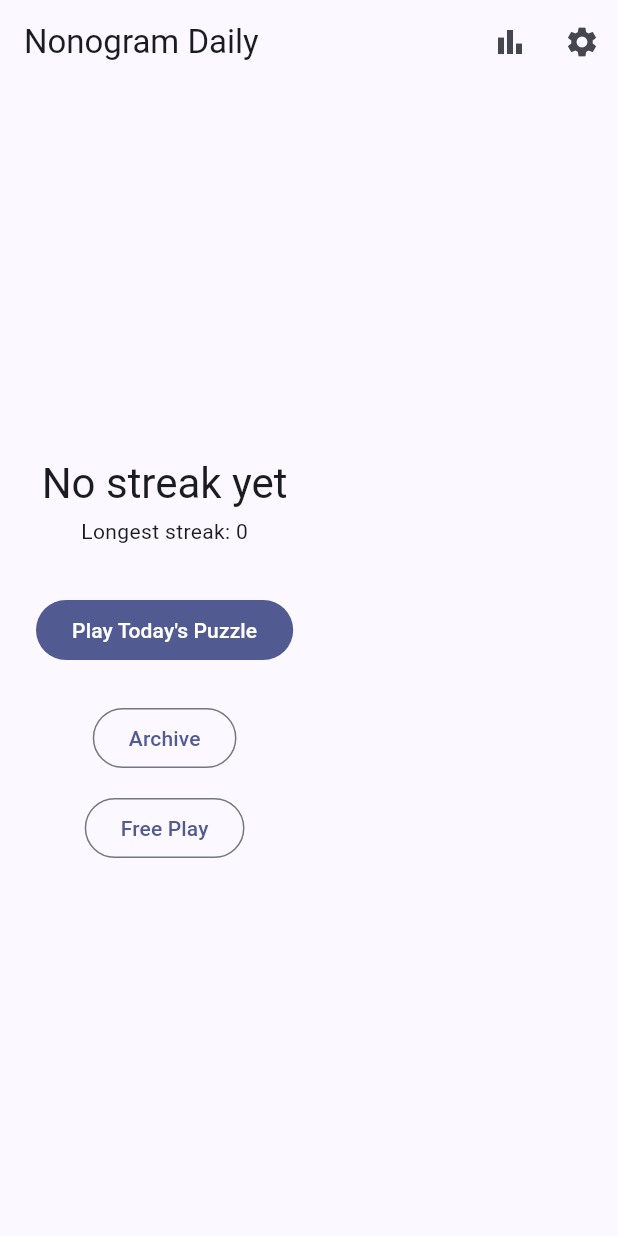
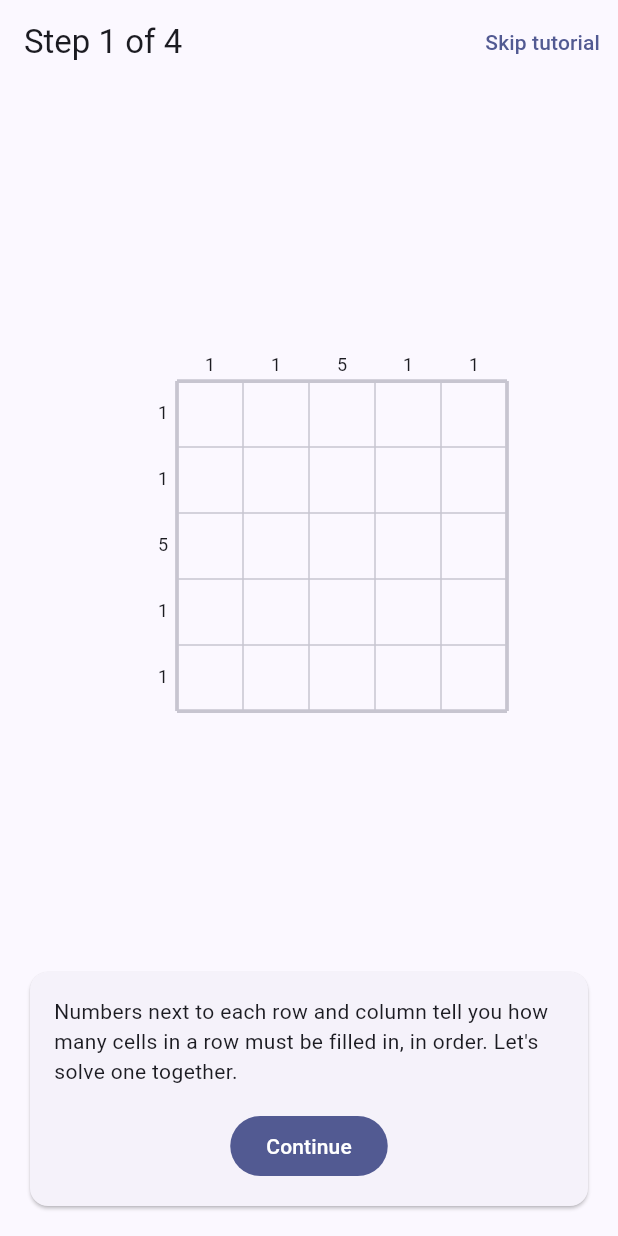
Before and after one commit to sogragli4/Numagram, a Flutter app: the screen it shows after launch, on a phone screen of 412 x 824 dp. Run offline on Flutter 3.47's test engine with Material 3 defaults, Android fonts, the phone set to English and light mode, and no system bars; our stand-ins replace firebase_analytics, firebase_core, flutter_local_notifications, flutter_riverpod, google_mobile_ads, isar_community and 3 more; missing offline and left inert: app_tracking_transparency, applovin_max; accounts and stored records are empty; generated files the repository leaves out were written again.

Commit message:
Add interactive "How to Play" tutorial
Shown before the player's first-ever puzzle (replayable from Settings):
a fixed, hand-authored plus-shaped puzzle solved through the real
gameplay engine (applyMove/GameSession/BoardPainter), teaching the
full-line-fill technique and pointing out the engine's own auto-mark
behavior rather than fighting it.

Co-Authored-By: Claude Sonnet 5 <noreply@anthropic.com>

```diff
--- a/lib/l10n/app_en.arb
+++ b/lib/l10n/app_en.arb
@@ -265,5 +265,57 @@
         "type": "String"
       }
     }
+  },
+  "tutorialTitle": "How to Play",
+  "@tutorialTitle": {
+    "description": "Title of the interactive tutorial screen."
+  },
+  "tutorialStepProgress": "Step {current} of {total}",
+  "@tutorialStepProgress": {
+    "description": "Progress indicator on the tutorial screen.",
+    "placeholders": {
+      "current": {
+        "type": "int"
+      },
+      "total": {
+        "type": "int"
+      }
+    }
+  },
+  "tutorialIntroMessage": "Numbers next to each row and column tell you how many cells in a row must be filled in, in order. Let's solve one together.",
+  "@tutorialIntroMessage": {
+    "description": "First tutorial step: explains what row/column clues mean."
+  },
+  "tutorialFillFullRowMessage": "This row's clue is 5 — as long as the whole row. That means every cell in this row must be filled. Tap each cell to fill it.",
+  "@tutorialFillFullRowMessage": {
+    "description": "Tutorial step teaching that a clue equal to the line length fills the entire line."
+  },
+  "tutorialAutoMarkExplainerMessage": "Notice the other columns got marked with an X automatically? Once a row or column's clue is fully satisfied, Nonogram Daily marks the rest of it empty for you.",
+  "@tutorialAutoMarkExplainerMessage": {
+    "description": "Tutorial step pointing out the auto-mark behavior that just happened after the previous fill step."
+  },
+  "tutorialFillFullColumnMessage": "This column's clue is also 5, so the same idea applies. Fill in the rest of this column.",
+  "@tutorialFillFullColumnMessage": {
+    "description": "Tutorial step repeating the full-line technique on a column."
+  },
+  "tutorialFinishedTitle": "You've got it!",
+  "@tutorialFinishedTitle": {
+    "description": "Headline shown once the tutorial puzzle is solved."
+  },
+  "tutorialFinishedMessage": "That's nonogram logic — no guessing required. Every daily puzzle works the same way.",
+  "@tutorialFinishedMessage": {
+    "description": "Body text shown once the tutorial puzzle is solved."
+  },
+  "tutorialStartPlayingButtonLabel": "Let's play",
+  "@tutorialStartPlayingButtonLabel": {
+    "description": "Button label to leave the tutorial after finishing it."
+  },
+  "tutorialSkipButtonLabel": "Skip tutorial",
+  "@tutorialSkipButtonLabel": {
+    "description": "Button label to leave the tutorial without finishing it."
+  },
+  "settingsHowToPlayLabel": "How to Play",
+  "@settingsHowToPlayLabel": {
+    "description": "Settings entry that replays the tutorial."
   }
 }
--- a/lib/main.dart
+++ b/lib/main.dart
@@ -12,6 +12,7 @@ import 'package:nonogram_daily/data/models/puzzle_completion_model.dart';
 import 'package:nonogram_daily/data/repositories/settings_repository_impl.dart';
 import 'package:nonogram_daily/presentation/consent/consent_gate.dart';
 import 'package:nonogram_daily/presentation/daily/daily_screen.dart';
+import 'package:nonogram_daily/presentation/onboarding/tutorial_screen.dart';
 import 'package:nonogram_daily/presentation/settings/settings_controller.dart';
 import 'package:path_provider/path_provider.dart';
 
@@ -103,7 +104,23 @@ class _NonogramDailyAppState extends ConsumerState<NonogramDailyApp>
       darkTheme: AppTheme.dark(seed),
       localizationsDelegates: AppLocalizations.localizationsDelegates,
       supportedLocales: AppLocalizations.supportedLocales,
-      home: const ConsentGate(child: DailyScreen()),
+      home: const ConsentGate(child: _HomeRouter()),
     );
   }
 }
+
+/// Shows the tutorial before the player's first-ever puzzle, then
+/// `DailyScreen` from then on. Reactive rather than a one-time
+/// `Navigator` push: once `TutorialScreen` marks itself seen, this
+/// rebuilds and swaps itself out on its own.
+class _HomeRouter extends ConsumerWidget {
+  const _HomeRouter();
+
+  @override
+  Widget build(BuildContext context, WidgetRef ref) {
+    final hasSeenTutorial = ref.watch(
+      appSettingsControllerProvider.select((s) => s.hasSeenTutorial),
+    );
+    return hasSeenTutorial ? const DailyScreen() : const TutorialScreen();
+  }
+}
--- /dev/null
+++ b/lib/presentation/onboarding/tutorial_screen.dart
@@ -0,0 +1,164 @@
+import 'package:flutter/material.dart';
+import 'package:flutter_riverpod/flutter_riverpod.dart';
+import 'package:nonogram_daily/core/l10n_gen/app_localizations.dart';
+import 'package:nonogram_daily/core/theme.dart';
+import 'package:nonogram_daily/domain/entities/tutorial_step.dart';
+import 'package:nonogram_daily/presentation/game/board_layout.dart';
+import 'package:nonogram_daily/presentation/game/board_painter.dart';
+import 'package:nonogram_daily/presentation/onboarding/tutorial_controller.dart';
+import 'package:nonogram_daily/presentation/settings/settings_controller.dart';
+
+/// The interactive "how to play" tutorial: a fixed, guided puzzle that
+/// teaches nonogram logic by having the player apply it themselves,
+/// through [TutorialController] and the same [BoardPainter] the real
+/// board uses. Shown automatically before the player's first-ever puzzle
+/// (see the router in `main.dart`) and replayable from Settings.
+class TutorialScreen extends ConsumerWidget {
+  const TutorialScreen({super.key});
+
+  Future<void> _exit(BuildContext context, WidgetRef ref) async {
+    await ref.read(appSettingsControllerProvider.notifier).markTutorialSeen();
+    // Pops back to Settings when replayed from there; a no-op at the app
+    // root, where the settings change just made above makes the home
+    // router swap this screen for `DailyScreen` on its own.
+    if (context.mounted) await Navigator.of(context).maybePop();
+  }
+
+  String _messageFor(AppLocalizations l10n, TutorialMessage message) =>
+      switch (message) {
+        TutorialMessage.intro => l10n.tutorialIntroMessage,
+        TutorialMessage.fillFullRow => l10n.tutorialFillFullRowMessage,
+        TutorialMessage.autoMarkExplainer =>
+          l10n.tutorialAutoMarkExplainerMessage,
+        TutorialMessage.fillFullColumn => l10n.tutorialFillFullColumnMessage,
+      };
+
+  @override
+  Widget build(BuildContext context, WidgetRef ref) {
+    final l10n = AppLocalizations.of(context);
+    final state = ref.watch(tutorialControllerProvider);
+    final controller = ref.read(tutorialControllerProvider.notifier);
+
+    if (state.finished) {
+      return _FinishedView(onContinue: () => _exit(context, ref));
+    }
+
+    final session = state.session;
+    final colorScheme = Theme.of(context).colorScheme;
+    final layout = BoardLayout(
+      puzzleWidth: session.width,
+      puzzleHeight: session.height,
+      rowClues: session.puzzle.rowClues,
+      columnClues: session.puzzle.columnClues,
+    );
+    final step = state.currentStep;
+
+    return Scaffold(
+      appBar: AppBar(
+        title: Text(
+          l10n.tutorialStepProgress(state.stepIndex + 1, state.stepCount),
+        ),
+        actions: [
+          TextButton(
+            onPressed: () => _exit(context, ref),
+            child: Text(l10n.tutorialSkipButtonLabel),
+          ),
+        ],
+      ),
+      body: Column(
+        children: [
+          Expanded(
+            child: Center(
+              child: GestureDetector(
+                onTapUp: (details) {
+                  final cell = layout.cellAt(details.localPosition);
+                  if (cell != null) controller.tapCell(cell.$1, cell.$2);
+                },
+                child: RepaintBoundary(
+                  child: CustomPaint(
+                    size: layout.totalSize,
+                    painter: BoardPainter(
+                      session: session,
+                      layout: layout,
+                      palette: BoardPalette.standard,
+                      gridLineColor: colorScheme.outlineVariant,
+                      textColor: colorScheme.onSurface,
+                      backgroundColor: colorScheme.surface,
+                    ),
+                  ),
+                ),
+              ),
+            ),
+          ),
+          SafeArea(
+            top: false,
+            child: Padding(
+              padding: const EdgeInsets.all(16),
+              child: Card(
+                child: Padding(
+                  padding: const EdgeInsets.all(16),
+                  child: Column(
+                    mainAxisSize: MainAxisSize.min,
+                    children: [
+                      Text(_messageFor(l10n, step.message)),
+                      if (step.targetCells.isEmpty) ...[
+                        const SizedBox(height: 16),
+                        FilledButton(
+                          onPressed: controller.continueStep,
+                          child: Text(l10n.continueButtonLabel),
+                        ),
+                      ],
+                    ],
+                  ),
+                ),
+              ),
+            ),
+          ),
+        ],
+      ),
+    );
+  }
+}
+
+class _FinishedView extends StatelessWidget {
+  const _FinishedView({required this.onContinue});
+
+  final VoidCallback onContinue;
+
+  @override
+  Widget build(BuildContext context) {
+    final l10n = AppLocalizations.of(context);
+    return Scaffold(
+      body: SafeArea(
+        child: Center(
+          child: Padding(
+            padding: const EdgeInsets.all(24),
+            child: Column(
+              mainAxisSize: MainAxisSize.min,
+              children: [
+                Icon(
+                  Icons.check_circle,
+                  size: 64,
+                  color: Theme.of(context).colorScheme.primary,
+                ),
+                const SizedBox(height: 16),
+                Text(
+                  l10n.tutorialFinishedTitle,
+                  style: Theme.of(context).textTheme.headlineSmall,
+                  textAlign: TextAlign.center,
+                ),
+                const SizedBox(height: 8),
+                Text(l10n.tutorialFinishedMessage, textAlign: TextAlign.center),
+                const SizedBox(height: 24),
+                FilledButton(
+                  onPressed: onContinue,
+                  child: Text(l10n.tutorialStartPlayingButtonLabel),
+                ),
+              ],
+            ),
+          ),
+        ),
+      ),
+    );
+  }
+}
--- a/lib/presentation/settings/settings_controller.dart
+++ b/lib/presentation/settings/settings_controller.dart
@@ -75,6 +75,12 @@ class AppSettingsController extends _$AppSettingsController {
   Future<void> selectColorTheme(String themeId) =>
       _update(state.copyWith(selectedThemeId: themeId));
 
+  /// Records that the player has finished (or skipped) the tutorial —
+  /// called whether they completed it or tapped "Skip", either way it
+  /// shouldn't show again automatically.
+  Future<void> markTutorialSeen() =>
+      _update(state.copyWith(hasSeenTutorial: true));
+
   Future<void> markFirstPuzzleCompleted() =>
       _update(state.copyWith(hasCompletedFirstPuzzle: true));
 
```
Also changed, not shown: lib/data/models/app_settings_model.dart (+6 -1 lines), lib/domain/entities/app_settings.dart (+9 -0 lines), lib/domain/entities/tutorial_step.dart (added, +30 -0 lines), lib/domain/usecases/tutorial_script.dart (added, +63 -0 lines), lib/l10n/app_tr.arb (+12 -1 lines), lib/presentation/onboarding/tutorial_controller.dart (added, +105 -0 lines), lib/presentation/settings/settings_screen.dart (+9 -0 lines), 4 other files.
